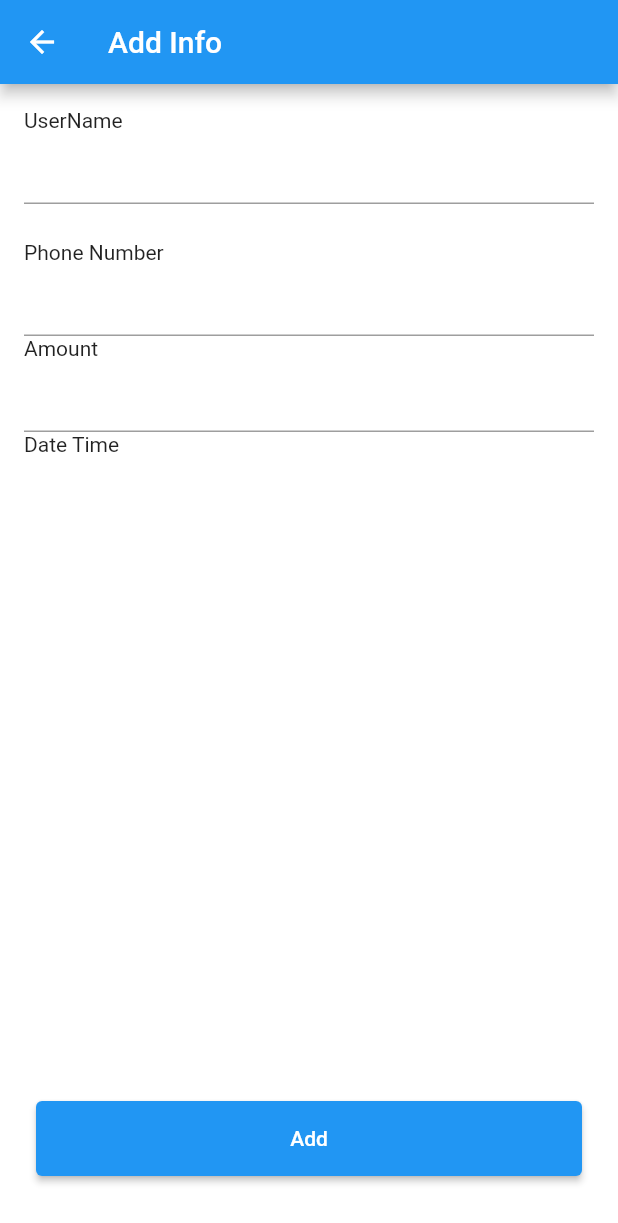
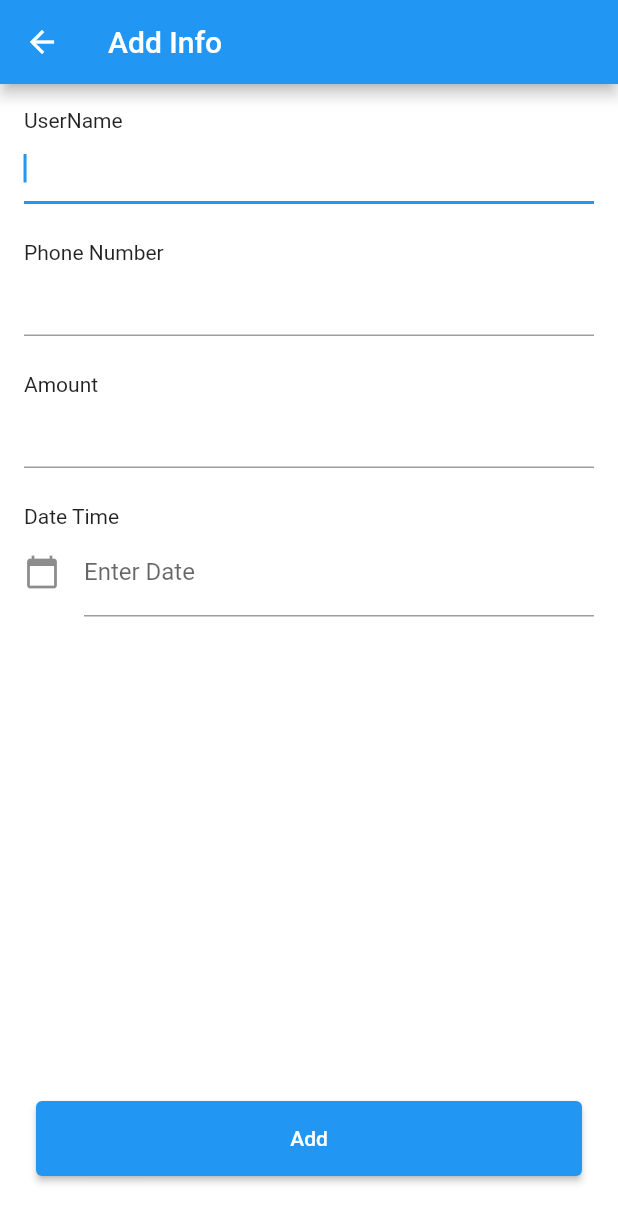
Before and after one commit to gipsycloud/akin, a Flutter app: the AddScreen screen opened directly, on a phone screen of 412 x 824 dp. Shown: the top 1223 px of the screen. Run offline on Flutter 3.47's test engine with Material 2 defaults, Android fonts, the phone set to English and light mode, and no system bars; our stand-ins replace hive, hive_flutter; accounts and stored records are empty.

Commit message:
adding crud without update

```diff
--- a/lib/util/add_person_form.dart
+++ b/lib/util/add_person_form.dart
@@ -1,6 +1,7 @@
 import 'package:akin/model/user.dart';
 import 'package:flutter/material.dart';
 import 'package:hive/hive.dart';
+import 'package:intl/intl.dart';
 
 class AddPersonForm extends StatefulWidget {
   const AddPersonForm({Key? key}) : super(key: key);
@@ -13,11 +14,13 @@ class _AddPersonFormState extends State<AddPersonForm> {
   final _usernameController = TextEditingController();
   final _phonenumberController = TextEditingController();
   final _amountController = TextEditingController();
-  final _createddateController =
-      DateTime(DateTime.now().year, DateTime.now().month, DateTime.now().day);
+  final _createddateController = DateTime.now();
+  // DateTime(DateTime.now().year, DateTime.now().month, DateTime.now().day);
   final _userFormKey = GlobalKey<FormState>();
 
   late final Box box;
+
+  TextEditingController dateinput = TextEditingController();
 
   String? _fieldValidator(String? value) {
     if (value == null || value.isEmpty) {
@@ -54,19 +57,53 @@ class _AddPersonFormState extends State<AddPersonForm> {
         TextFormField(
           controller: _usernameController,
           validator: _fieldValidator,
+          autofocus: true,
+          // inputFormatters: [],
         ),
         const SizedBox(height: 24.0),
         const Text('Phone Number'),
         TextFormField(
           controller: _phonenumberController,
           validator: _fieldValidator,
+          keyboardType: TextInputType.number,
         ),
+        const SizedBox(height: 24.0),
         const Text('Amount'),
         TextFormField(
           controller: _amountController,
           validator: _fieldValidator,
+          keyboardType: TextInputType.number,
         ),
+        const SizedBox(height: 24.0),
         const Text('Date Time'),
+        TextFormField(
+          controller: dateinput,
+          decoration: const InputDecoration(
+              icon: Icon(Icons.calendar_today), labelText: 'Enter Date'),
+          readOnly: true,
+          onTap: () async {
+            DateTime? pickedDate = await showDatePicker(
+                context: context,
+                cancelText: 'Not now',
+                initialDate: DateTime.now(),
+                firstDate: DateTime(2000),
+                lastDate: DateTime(2101));
+            if (pickedDate != null) {
+              // ignore: avoid_print
+              print('pickedDate' + pickedDate.toString());
+              String formattedDate =
+                  DateFormat('yyyy-MM-dd').format(pickedDate);
+              // ignore: avoid_print
+              print('formattedDate' + formattedDate);
+              setState(() {
+                dateinput.text = formattedDate;
+              });
+            } else {
+              // ignore: avoid_print
+              print('Date is not selected');
+            }
+          },
+        ),
         const Spacer(),
         Padding(
           padding: const EdgeInsets.fromLTRB(8.0, 0.0, 8.0, 24.0),
@@ -87,3 +124,5 @@ class _AddPersonFormState extends State<AddPersonForm> {
     );
   }
 }
+
+// https://stackoverflow.com/questions/63346008/flutter-dart-format-date-in-input-form
--- a/pubspec.yaml
+++ b/pubspec.yaml
@@ -32,6 +32,7 @@ dependencies:
 
   hive: ^2.2.3
   hive_flutter: ^1.1.0
+  intl: ^0.17.0
 
 
   # The following adds the Cupertino Icons font to your application.
```
Also changed, not shown: lib/home.dart (+5 -2 lines), pubspec.lock.
